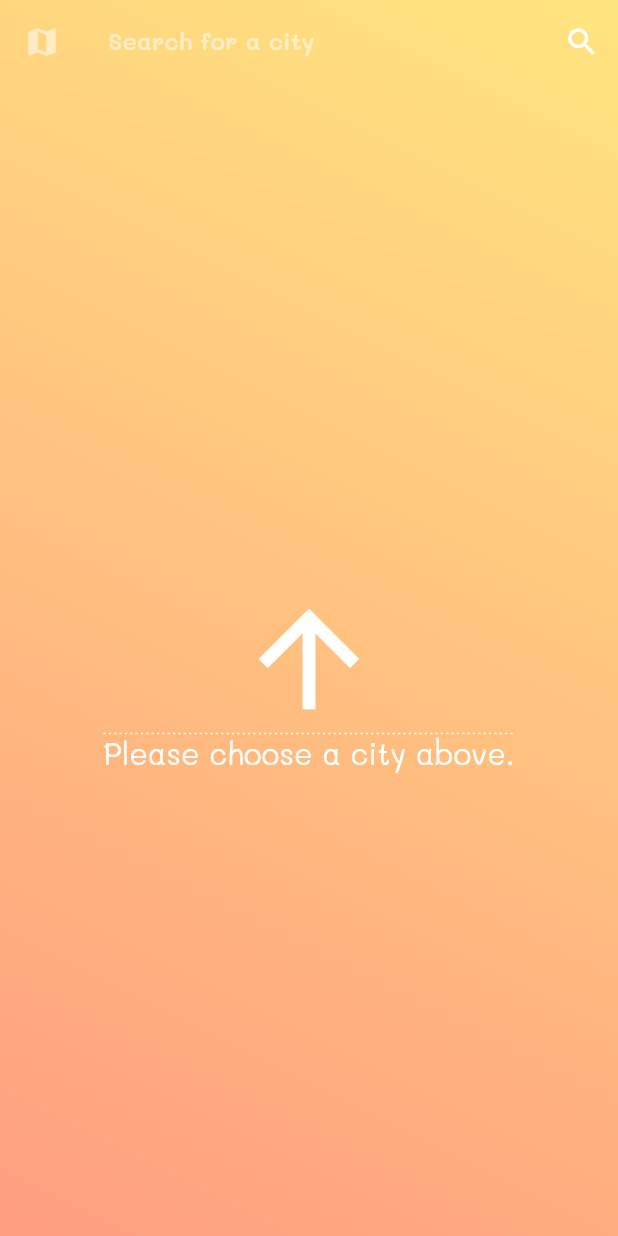
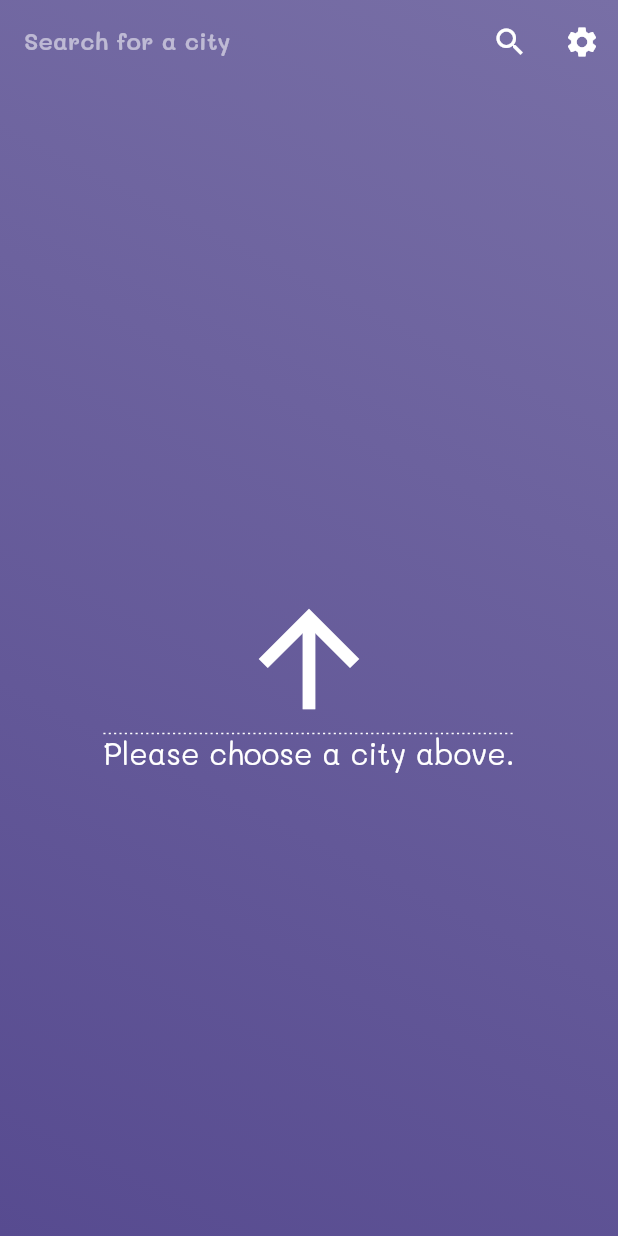
Before and after one commit to Xelvoz/weatheria, a Flutter app: the screen it shows after launch, on a phone screen of 412 x 824 dp. Run offline on Flutter 3.47's test engine with Material 2 defaults, Android fonts, the phone set to English and light mode, and no system bars; our stand-ins replace equatable, flutter_redux, redux; missing offline and left inert: redux_logging.

Commit message:
UI Improvements
Added Icons depending on weather condition and day/night.
Background color gradient now changes with day/night cycle.
Little widget tweaks here and there.
Preparations for the implementation of a settings page.

```diff
--- a/lib/app.dart
+++ b/lib/app.dart
@@ -34,14 +34,12 @@ class _WeatheriaState extends State<Weatheria> {
             children: <Widget>[
               WeatheriaHome(),
               AppBar(
-                leading: Icon(
-                  Icons.map,
-                  color: Colors.white54,
-                ),
-                centerTitle: true,
                 backgroundColor: Colors.transparent,
                 elevation: 0,
-                actions: <Widget>[_searchButton(store)],
+                actions: <Widget>[
+                  _searchButton(store),
+                  _settingsButton(store, context)
+                ],
                 title: _searchInput(store),
               ),
             ],
@@ -52,7 +50,6 @@ class _WeatheriaState extends State<Weatheria> {
   }
 
   TextField _searchInput(Store store) {
-
     return TextField(
       controller: _controller,
       textAlign: TextAlign.center,
@@ -71,7 +68,7 @@ class _WeatheriaState extends State<Weatheria> {
       keyboardType: TextInputType.text,
       onChanged: (value) {
         setState(() {
-         cityName = value;
+          cityName = value;
         });
       },
       onSubmitted: (value) {
@@ -84,7 +81,6 @@ class _WeatheriaState extends State<Weatheria> {
 
   FloatingActionButton _searchButton(Store store) {
     return FloatingActionButton(
-
       backgroundColor: Colors.transparent,
       foregroundColor: Colors.red,
       disabledElevation: 0,
@@ -95,12 +91,35 @@ class _WeatheriaState extends State<Weatheria> {
         Icons.search,
         color: Colors.white,
       ),
-      onPressed:
-      _controller.text.length > 0 ? () {
-        store.dispatch(WeatherFetch(cityName: cityName));
-        searchFocus.unfocus();
-        _controller.clear();
-      } : null,
+      onPressed: _controller.text.length > 0
+          ? () {
+              store.dispatch(WeatherFetch(cityName: cityName));
+              searchFocus.unfocus();
+              _controller.clear();
+            }
+          : null,
     );
   }
+
+  FloatingActionButton _settingsButton(Store store, BuildContext context) {
+    return FloatingActionButton(
+        backgroundColor: Colors.transparent,
+        foregroundColor: Colors.red,
+        disabledElevation: 0,
+        highlightElevation: 0,
+        elevation: 0,
+        mini: true,
+        child: Icon(
+          Icons.settings,
+          color: Colors.white,
+        ),
+        onPressed: () => {});
+  }
+
+  @override
+  void dispose() {
+    _controller.dispose();
+    searchFocus.dispose();
+    super.dispose();
+  }
 }
--- a/lib/models/weather.dart
+++ b/lib/models/weather.dart
@@ -1,9 +1,14 @@
 import 'package:equatable/equatable.dart';
+import 'package:flutter/widgets.dart';
+import 'package:weatheria/screens/weather_icons.dart';
 
 class Weather extends Equatable {
   final double longitude;
   final double latitude;
   final int time;
+
+  final int sunrise;
+  final int sunset;
 
   final Temperature temperature;
 
@@ -18,10 +23,15 @@ class Weather extends Equatable {
   final String city;
   final String country;
 
+  final int timezone;
+  final String icon;
+
   Weather(
       {this.longitude,
       this.latitude,
       this.time,
+      this.sunrise,
+      this.sunset,
       this.temperature,
       this.humidity,
       this.pressure,
@@ -29,11 +39,15 @@ class Weather extends Equatable {
       this.windSpeed,
       this.windDirection,
       this.city,
-      this.country})
+      this.country,
+      this.timezone,
+      this.icon})
       : super([
           longitude,
           latitude,
           time,
+          sunrise,
+          sunset,
           temperature,
           humidity,
           pressure,
@@ -41,13 +55,19 @@ class Weather extends Equatable {
           windSpeed,
           windDirection,
           city,
-          country
+          country,
+          timezone,
+          icon
         ]);
 
   factory Weather.fromJson(Map<String, dynamic> json) => Weather(
       longitude: json["lon"],
       latitude: json["lat"],
       time: json["dt"],
+      sunrise: json["sys"]["sunrise"],
+      sunset: json["sys"]["sunset"],
+      timezone: json["timezone"],
+      icon: json["weather"][0]["icon"],
       temperature: Temperature(
           temp: json["main"]["temp"],
           maxTemp: json["main"]["temp_max"],
@@ -59,6 +79,42 @@ class Weather extends Equatable {
       windDirection: json["wind"]["deg"],
       city: json["name"],
       country: json["sys"]["country"]);
+
+  IconData weatherIcon() {
+   switch (icon) {
+     case "01d":
+      return WeatherIcons.sun;
+    case "01n":
+      return WeatherIcons.moon;
+    case "02d":
+      return WeatherIcons.cloud_sun;
+    case "02n":
+      return WeatherIcons.cloud_moon;
+    case "03d":
+    case "03n":
+      return WeatherIcons.cloud;
+    case "04d":
+    case "04n":
+      return WeatherIcons.clouds;
+    case "09d":
+    case "09n":
+    case "10d":
+    case "10n":
+      return WeatherIcons.rain;
+    case "11d":
+    case "11n":
+      return WeatherIcons.cloud_flash;
+    case "11d":
+    case "11n":
+      return WeatherIcons.snow;
+    case "50d":
+      return WeatherIcons.fog;
+    case "50n":
+      return WeatherIcons.fog_moon;
+    default:
+      return null;
+   }
+  }
 }
 
 enum Units { Kelvin, Celsius, Fahrenheit }
--- a/lib/redux/appstate.dart
+++ b/lib/redux/appstate.dart
@@ -1,6 +1,8 @@
 import 'package:equatable/equatable.dart';
 import 'package:weatheria/models/weather.dart';
 import 'package:weatheria/redux/screens.dart';
+import 'package:flutter/material.dart';
+
 
 class AppState extends Equatable {
   final SCREENS currentScreen;
@@ -21,8 +23,11 @@ class AppState extends Equatable {
         isLoading: isLoading ?? this.isLoading);
   }
 
+  Color colorBegin() => (weatherState == null) ? Color(0xFF574B90) : (weatherState.icon.contains("n"))? Color(0xFF303952): Color(0xFFF19066);
+  Color colorEnd() => (weatherState == null) ? Color(0xFF786FA6) : (weatherState.icon.contains("n"))? Color(0xFF596275): Color(0xFFF5CD79);
+
   @override
   String toString() {
-    return "isLoading: $isLoading, loadingError: $loadingError";
+    return "Weather: $weatherState, isLoading: $isLoading, loadingError: $loadingError";
   }
 }
--- a/lib/screens/weatheria_home.dart
+++ b/lib/screens/weatheria_home.dart
@@ -1,5 +1,7 @@
+import 'package:intl/intl.dart';
 import 'package:flutter/material.dart';
 import 'package:flutter_redux/flutter_redux.dart';
+import 'package:weatheria/models/weather.dart';
 import 'package:weatheria/redux/appstate.dart';
 import 'package:weatheria/screens/weather_icons.dart';
 
@@ -11,24 +13,26 @@ class WeatheriaHome extends StatefulWidget {
 class _WeatheriaHomeState extends State<WeatheriaHome> {
   @override
   Widget build(BuildContext context) {
-    return Container(
+    return StoreConnector<AppState, AppState>(
+        distinct: true,
+        converter: (store) => store.state,
+        builder: (context, state) => Container(
               decoration: BoxDecoration(
                   gradient: LinearGradient(
                       begin: Alignment.bottomLeft,
                       end: Alignment.topRight,
-              colors: [Colors.deepOrangeAccent[100], Colors.amberAccent[100]])),
+                      colors: [
+                    state.colorBegin(),
+                    state.colorEnd()
+                  ])),
               child: Padding(
                   padding: const EdgeInsets.only(top: 80),
-        child: StoreConnector<AppState, AppState>(
-            distinct: true,
-            converter: (store) => store.state,
-            builder: (context, state) => Column(
+                  child: Column(
                     children: <Widget>[
                       Expanded(child: _displayWeatherInfo(context, state))
                     ],
                   )),
-      ),
-    );
+            ));
   }
 
   Widget _displayWeatherInfo(BuildContext context, AppState state) {
@@ -97,7 +101,7 @@ class _WeatheriaHomeState extends State<WeatheriaHome> {
       } else {
         return Center(
           child: Column(
-            mainAxisAlignment: MainAxisAlignment.start,
+            mainAxisAlignment: MainAxisAlignment.spaceEvenly,
             children: <Widget>[
               Text(
                 "${state.weatherState.city}, ${state.weatherState.country}",
@@ -110,22 +114,101 @@ class _WeatheriaHomeState extends State<WeatheriaHome> {
                       TextDecoration.underline,
                     ])),
               ),
+              _displayGeneralTemperatureWithIcon(
+                  temperature: state.weatherState.temperature,
+                  icon: state.weatherState.weatherIcon()),
+              Container(
+                width: MediaQuery.of(context).size.width / 2,
+                height: 1,
+                decoration: BoxDecoration(color: Colors.white70),
+              ),
               Row(
-                mainAxisAlignment: MainAxisAlignment.spaceEvenly,
+                mainAxisAlignment: MainAxisAlignment.spaceAround,
                 children: <Widget>[
-                  Text(
-                    "${state.weatherState.temperature}",
-                    textAlign: TextAlign.center,
-                    style: TextStyle(fontSize: 70, color: Colors.white70),
+                  _displaySunsetAndSunrise(
+                      time: state.weatherState.sunrise +
+                          state.weatherState.timezone,
+                      mode: sunMode.SUNRISE,
+                      iconColor: Colors.yellow[200]),
+                  Container(
+                    width: 1,
+                    height: 30,
+                    decoration: BoxDecoration(color: Colors.white70),
                   ),
-                  Container(width: 1, height: 60, decoration: BoxDecoration(color: Colors.white70),),
-                  Icon(WeatherIcons.sun_inv, size: 60, color: Colors.white70,)
+                  _displaySunsetAndSunrise(
+                      time: state.weatherState.sunset +
+                          state.weatherState.timezone,
+                      mode: sunMode.SUNSET,
+                      iconColor: Colors.red[200]),
                 ],
-              )
+              ),
             ],
           ),
         );
       }
     }
   }
+
+  Widget _displayGeneralTemperatureWithIcon(
+      {Temperature temperature, IconData icon}) {
+    return Row(
+      mainAxisAlignment: MainAxisAlignment.spaceEvenly,
+      children: <Widget>[
+        Text(
+          "$temperature",
+          textAlign: TextAlign.center,
+          style: TextStyle(fontSize: 60, color: Colors.white70),
+        ),
+      ]..addAll(
+        icon != null ?
+        [
+          Container(
+          width: 1,
+          height: 60,
+          decoration: BoxDecoration(color: Colors.white70),
+        ),
+        Icon(
+          icon,
+          size: 70,
+          color: Colors.white70,
+        )
+        ] : []
+      ),
+    );
   }
+
+  Widget _displaySunsetAndSunrise({sunMode mode, int time, Color iconColor}) {
+    return Row(
+        mainAxisAlignment: MainAxisAlignment.spaceBetween,
+        children: <Widget>[
+          Column(
+            children: <Widget>[
+              Container(
+                decoration: BoxDecoration(
+                    shape: BoxShape.circle, color: Colors.blueGrey),
+                child: Icon(
+                  WeatherIcons.sunrise,
+                  size: 30,
+                  color: iconColor,
+                ),
+              ),
+              Text(
+                mode == sunMode.SUNSET ? "Sunset" : "Sunrise",
+                textAlign: TextAlign.center,
+                style: TextStyle(fontSize: 12, color: Colors.white70),
+              )
+            ],
+          ),
+          SizedBox(
+            width: 20,
+          ),
+          Text(
+            "${DateFormat.Hm().format(DateTime.fromMillisecondsSinceEpoch(time * 1000).toUtc())}",
+            textAlign: TextAlign.center,
+            style: TextStyle(fontSize: 20, color: Colors.white70),
+          )
+        ]);
+  }
+}
+
+enum sunMode { SUNSET, SUNRISE }
--- a/pubspec.yaml
+++ b/pubspec.yaml
@@ -28,6 +28,7 @@ dependencies:
   equatable:
   http:
   redux_logging:
+  intl:
 
 dev_dependencies:
   flutter_test:
```
Also changed, not shown: pubspec.lock. Lines whose indentation alone changed are shown as unchanged.
